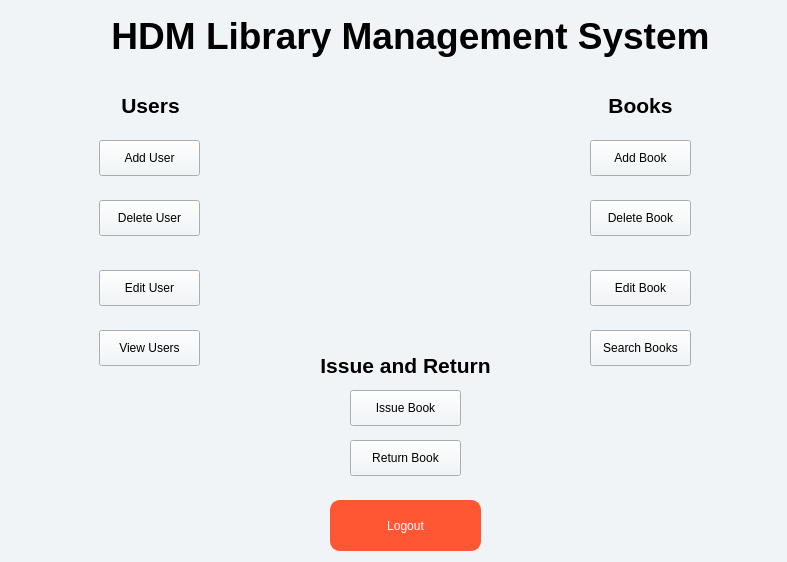
Above: Library-Management-System/mainmenu.ui from danisensei/Library-Management-System before the change. Below: the same form after it.
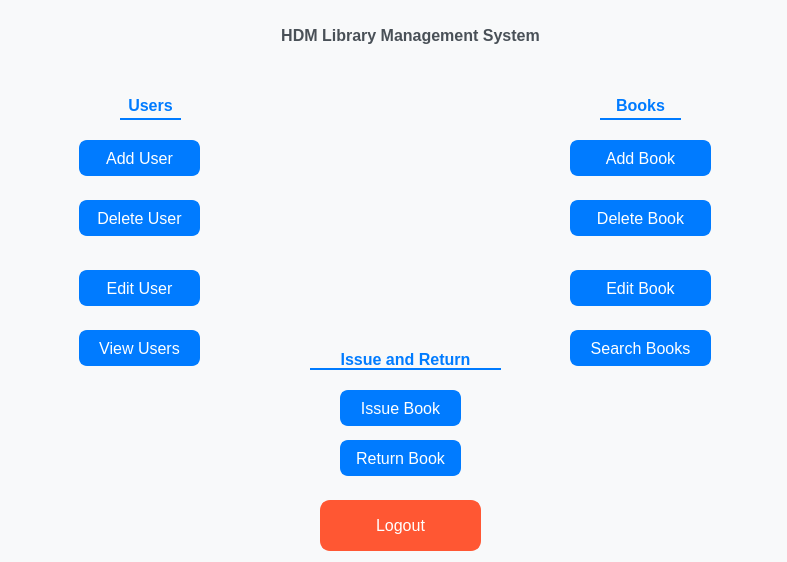
That is the form after the change. Icons and pictures are not drawn.

Commit message: add and test issue book functionality along with UI

Patch:
```diff
--- a/Library-Management-System/mainmenu.ui
+++ b/Library-Management-System/mainmenu.ui
@@ -14,11 +14,107 @@
    <string>HDM Library Management System</string>
   </property>
   <property name="styleSheet">
-   <string>
-    QWidget {
-        background-color: #f0f4f7;
-    }
-   </string>
+   <string notr="true">
+QWidget {
+    background-color: #f8f9fa; 
+    font-family: &quot;Segoe UI&quot;;
+    font-size: 12pt;
+    color: #212529; 
+}
+
+QLabel {
+    color: #343a40; 
+}
+
+QLabel#mainmenulabel {
+    color: #495057; 
+}
+
+QPushButton {
+    background-color: #007bff; 
+    color: white; 
+    border: 2px solid #007bff;
+    border-radius: 8px;
+    padding: 6px 12px;
+    font: bold 12pt &quot;Segoe UI&quot;;
+}
+
+QPushButton:hover {
+    background-color: #0056b3;
+    border-color: #0056b3;
+}
+
+QPushButton:pressed {
+    background-color: #003f7f; 
+    border-color: #003f7f;
+}
+
+
+QPushButton#logoutbutton {
+    background-color: #FF5733; 
+    color: white; 
+    border: 2px solid #FF5733; 
+    border-radius: 10px; 
+    padding: 10px 20px;
+    font: bold 14px &quot;Segoe UI&quot;; 
+}
+
+QPushButton#logoutbutton:hover {
+    background-color: #E74C3C; 
+    border-color: #E74C3C; 
+}
+
+QPushButton#logoutbutton:pressed {
+    background-color: #C0392B; 
+    border-color: #C0392B; 
+    color: #FDEDEC;
+}
+
+
+QLabel#userimg, QLabel#bookimg, QLabel#issuereturnimg, QLabel#image_center {
+    background: transparent; 
+    border: none;
+}
+
+QLabel#userslabel, QLabel#bookslabel, QLabel#issueandreturnlabel {
+    font: bold 16pt &quot;Segoe UI&quot;;
+    color: #007bff; 
+    border-bottom: 2px solid #007bff;  
+}
+
+
+QLabel#issueandreturnlabel {
+    margin-bottom: 10px;
+}
+
+QLineEdit {
+    background-color: #ffffff; 
+    border: 1px solid #ced4da; 
+    border-radius: 4px;
+    padding: 4px 8px;
+    font-size: 12pt;
+    color: #212529;
+}
+
+QLineEdit:focus {
+    border-color: #007bff;
+    outline: none;
+}
+
+QScrollBar:vertical, QScrollBar:horizontal {
+    background: #e9ecef;
+    border: 1px solid #ced4da;
+}
+
+QScrollBar::handle {
+    background: #6c757d;
+    border-radius: 4px;
+}
+
+QScrollBar::handle:hover {
+    background: #495057;
+}
+</string>
   </property>
   <widget class="QLabel" name="mainmenulabel">
    <property name="geometry">
@@ -32,7 +128,7 @@
    <property name="font">
     <font>
      <family>Segoe UI</family>
-     <pointsize>28</pointsize>
+     <pointsize>12</pointsize>
      <bold>true</bold>
     </font>
    </property>
@@ -54,7 +150,9 @@
    </property>
    <property name="font">
     <font>
+     <family>Segoe UI</family>
      <pointsize>16</pointsize>
+     <italic>false</italic>
      <bold>true</bold>
     </font>
    </property>
@@ -76,7 +174,9 @@
    </property>
    <property name="font">
     <font>
+     <family>Segoe UI</family>
      <pointsize>16</pointsize>
+     <italic>false</italic>
      <bold>true</bold>
     </font>
    </property>
@@ -90,9 +190,9 @@
   <widget class="QPushButton" name="adduserbutton">
    <property name="geometry">
     <rect>
-     <x>99</x>
+     <x>79</x>
      <y>140</y>
-     <width>101</width>
+     <width>121</width>
      <height>36</height>
     </rect>
    </property>
@@ -103,9 +203,9 @@
   <widget class="QPushButton" name="deleteuserbutton">
    <property name="geometry">
     <rect>
-     <x>99</x>
+     <x>79</x>
      <y>200</y>
-     <width>101</width>
+     <width>121</width>
      <height>36</height>
     </rect>
    </property>
@@ -116,9 +216,9 @@
   <widget class="QPushButton" name="edituserbutton">
    <property name="geometry">
     <rect>
-     <x>99</x>
+     <x>79</x>
      <y>270</y>
-     <width>101</width>
+     <width>121</width>
      <height>36</height>
     </rect>
    </property>
@@ -129,9 +229,9 @@
   <widget class="QPushButton" name="viewusersbutton">
    <property name="geometry">
     <rect>
-     <x>99</x>
+     <x>79</x>
      <y>330</y>
-     <width>101</width>
+     <width>121</width>
      <height>36</height>
     </rect>
    </property>
@@ -142,9 +242,9 @@
   <widget class="QPushButton" name="issuebookbutton">
    <property name="geometry">
     <rect>
-     <x>350</x>
+     <x>340</x>
      <y>390</y>
-     <width>111</width>
+     <width>121</width>
      <height>36</height>
     </rect>
    </property>
@@ -155,9 +255,9 @@
   <widget class="QPushButton" name="returnbookbutton">
    <property name="geometry">
     <rect>
-     <x>350</x>
+     <x>340</x>
      <y>440</y>
-     <width>111</width>
+     <width>121</width>
      <height>36</height>
     </rect>
    </property>
@@ -168,9 +268,9 @@
   <widget class="QPushButton" name="editbookbutton">
    <property name="geometry">
     <rect>
-     <x>590</x>
+     <x>570</x>
      <y>270</y>
-     <width>101</width>
+     <width>141</width>
      <height>36</height>
     </rect>
    </property>
@@ -181,9 +281,9 @@
   <widget class="QPushButton" name="searchbooksbutton">
    <property name="geometry">
     <rect>
-     <x>590</x>
+     <x>570</x>
      <y>330</y>
-     <width>101</width>
+     <width>141</width>
      <height>36</height>
     </rect>
    </property>
@@ -194,9 +294,9 @@
   <widget class="QPushButton" name="deletebookbutton">
    <property name="geometry">
     <rect>
-     <x>590</x>
+     <x>570</x>
      <y>200</y>
-     <width>101</width>
+     <width>141</width>
      <height>36</height>
     </rect>
    </property>
@@ -207,9 +307,9 @@
   <widget class="QPushButton" name="addbookbutton">
    <property name="geometry">
     <rect>
-     <x>590</x>
+     <x>570</x>
      <y>140</y>
-     <width>101</width>
+     <width>141</width>
      <height>36</height>
     </rect>
    </property>
@@ -220,9 +320,9 @@
   <widget class="QPushButton" name="logoutbutton">
    <property name="geometry">
     <rect>
-     <x>330</x>
+     <x>320</x>
      <y>500</y>
-     <width>151</width>
+     <width>161</width>
      <height>51</height>
     </rect>
    </property>
@@ -263,7 +363,9 @@
    </property>
    <property name="font">
     <font>
+     <family>Segoe UI</family>
      <pointsize>16</pointsize>
+     <italic>false</italic>
      <bold>true</bold>
     </font>
    </property>
```
The commit also changes 7 other files.
